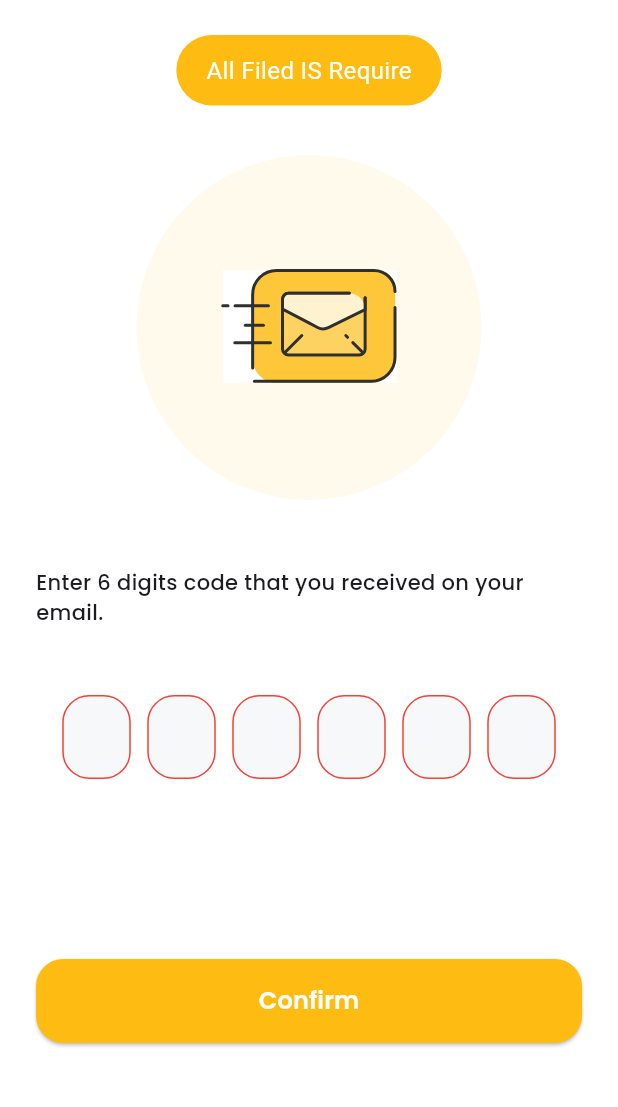
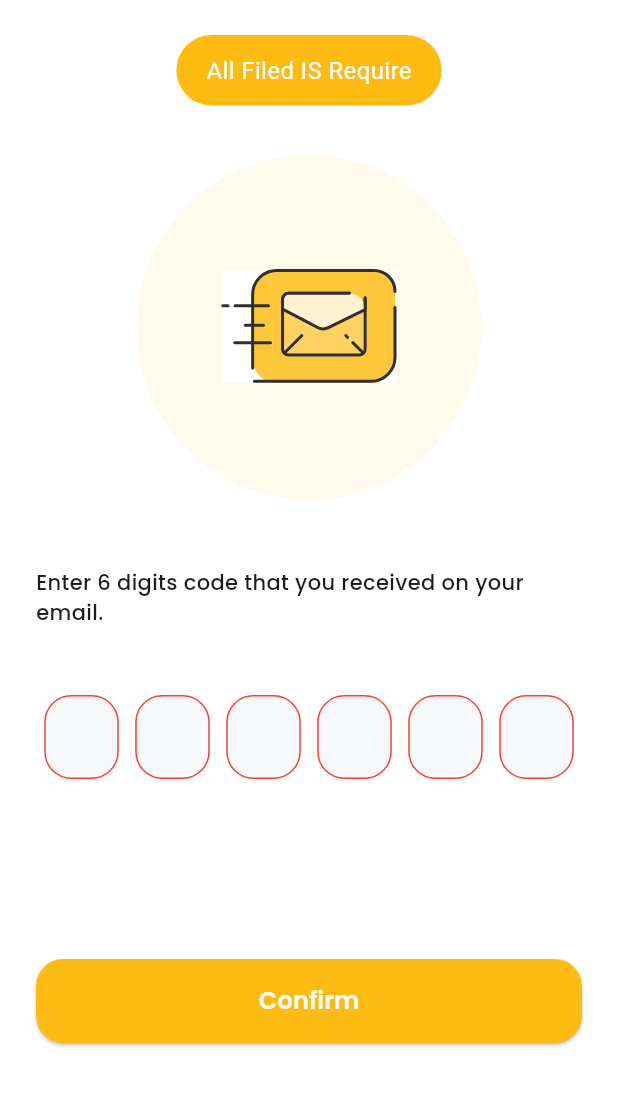
Before and after one commit to KhaledElalfy1/ajuda-app, a Flutter app: the OtpView screen opened directly, after a tap on "Confirm", on a phone screen of 412 x 824 dp, the part 61-1168 px from its top. Run offline on Flutter 3.47's test engine with Material 3 defaults, Android fonts, the phone set to English and light mode, and no system bars; our stand-ins replace carousel_slider, dartz, dio, flutter_bloc, flutter_screenutil, flutter_secure_storage and 8 more; missing offline and left inert: jwt_decode; accounts and stored records are empty.

Commit message:
enhance otp UI by changing otp filed dimension

```diff
--- a/lib/features/reset_password/presentation/view/otp_view.dart
+++ b/lib/features/reset_password/presentation/view/otp_view.dart
@@ -1,4 +1,3 @@
-
 import 'package:ajuda/core/utils/app_fonts.dart';
 import 'package:ajuda/core/utils/app_icons.dart';
 import 'package:ajuda/features/reset_password/presentation/view/widgets/check_otp_bloc_consumer.dart';
@@ -35,7 +34,7 @@ class OtpView extends StatelessWidget {
                 const Gap(45),
                 const OTPDigitsSection(),
                 const Gap(100),
-               const CheckOTPBlocConsumer(),
+                const CheckOTPBlocConsumer(),
               ],
             ),
           ),
--- a/lib/features/reset_password/presentation/view/widgets/otp_digits_section.dart
+++ b/lib/features/reset_password/presentation/view/widgets/otp_digits_section.dart
@@ -10,9 +10,7 @@ class OTPDigitsSection extends StatelessWidget {
 
   @override
   Widget build(BuildContext context) {
-    return Padding(
-      padding: const EdgeInsets.symmetric(horizontal: 12.0),
-      child: Form(
+    return Form(
       key: ForgetPasswordCubit.get(context).otpFormKey,
       child: Row(
         children: List.generate(
@@ -25,8 +23,7 @@ class OTPDigitsSection extends StatelessWidget {
                 validator: ForgetPasswordCubit.get(context).numberValidator,
                 controller:
                     ForgetPasswordCubit.get(context).otpControllers[index],
-                  focusNode:
-                      ForgetPasswordCubit.get(context).otpFocusNode[index],
+                focusNode: ForgetPasswordCubit.get(context).otpFocusNode[index],
                 onChanged: (value) {
                   index == 5
                       ? ForgetPasswordCubit.get(context)
@@ -43,7 +40,6 @@ class OTPDigitsSection extends StatelessWidget {
           ),
         ),
       ),
-      ),
     );
   }
 }
```
Lines whose indentation alone changed are shown as unchanged.
